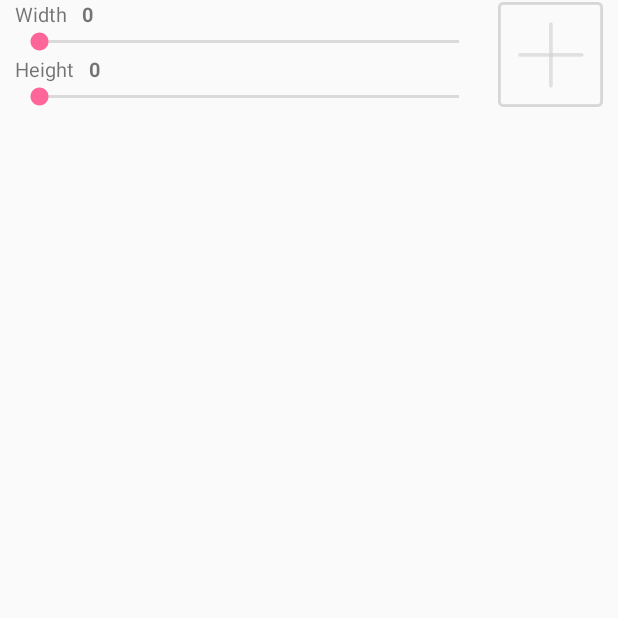
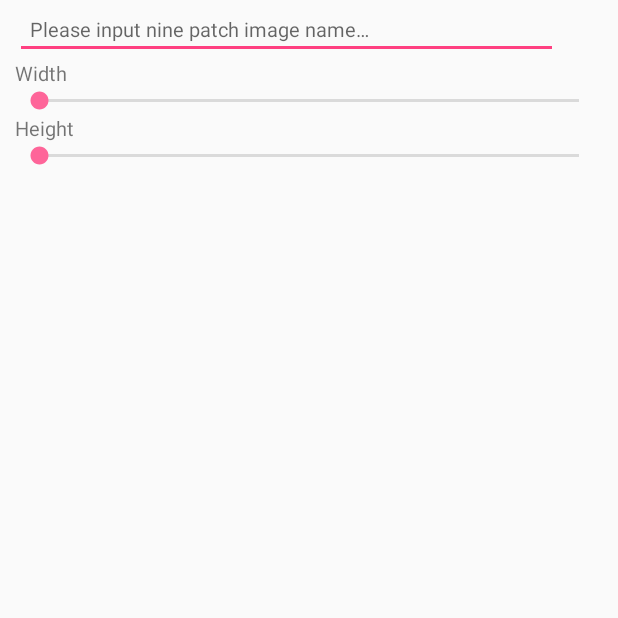
Before and after one commit to camlot/NinePatchPreview, an Android app: the screen it shows after launch (MainActivity), on a phone screen of 412 x 824 dp, the top half of it. Run offline under Robolectric (Android 15) with nearby library versions, the phone set to English and light mode, and no system bars.

Commit message:
NinePatchPreview: Change ui and add aapt script.
Signed-off-by: Liu Yitian <liuyitian@le.com>

```diff
--- a/app/src/main/java/com/rita/ninepatchpreview/MainActivity.java
+++ b/app/src/main/java/com/rita/ninepatchpreview/MainActivity.java
@@ -4,11 +4,14 @@ import android.content.Context;
 import android.graphics.drawable.NinePatchDrawable;
 import android.os.Bundle;
 import android.support.v7.app.AppCompatActivity;
+import android.text.Editable;
+import android.text.TextWatcher;
 import android.util.DisplayMetrics;
 import android.util.Log;
 import android.view.MotionEvent;
 import android.view.View;
 import android.view.ViewGroup;
+import android.widget.EditText;
 import android.widget.ImageView;
 import android.widget.SeekBar;
 import android.widget.TextView;
@@ -22,13 +25,15 @@ public class MainActivity extends AppCompatActivity {
     private int mScreenHeight;
     private int mScreenWidth;
 
+    private String mImagePath;
 
-    private ImageView mChooseIv;
     private ImageView mNinePatchIv;
     private TextView mWidthTv;
     private TextView mHeightTv;
     private MySeekBar mWidthSeekBar;
     private MySeekBar mHeightSeekBar;
+    private EditText mImageNameEt;
+    private ImageView mAddImageIv;
 
     private NinePatch mNinePatch;
     private NinePatchDrawable mNinePatchDrawable = null;
@@ -51,15 +56,33 @@ public class MainActivity extends AppCompatActivity {
         mScreenHeight = dm.heightPixels;
         Log.d(TAG, "mScreenWidth=" + mScreenWidth + " mScreenHeight=" + mScreenHeight);
 
-        mChooseIv = findViewById(R.id.main_iv_choose_image);
         mNinePatchIv = findViewById(R.id.main_iv_nine_patch_image);
 
+        mImageNameEt = findViewById(R.id.main_et_image_name);
+        mAddImageIv = findViewById(R.id.main_iv_add_image);
         mWidthTv = findViewById(R.id.main_tv_image_width_value);
         mHeightTv = findViewById(R.id.main_tv_image_height_value);
         mWidthSeekBar = findViewById(R.id.main_seekbar_set_width);
         mHeightSeekBar = findViewById(R.id.main_seekbar_set_height);
 
-        View.OnTouchListener seekBarOnTouchListener = new View.OnTouchListener() {
+        mWidthSeekBar.setOnTouchListener(new View.OnTouchListener() {
+            @Override
+            public boolean onTouch(View v, MotionEvent event) {
+//                Log.d(TAG, "onTouch event:" + event);
+                if (mNinePatchDrawable == null) {
+                    if (event.getAction() == MotionEvent.ACTION_DOWN) {
+                        Toast.makeText(mContext, R.string.choose_image_hint, Toast.LENGTH_SHORT).show();
+                    }
+                    return true;
+                } else if (mNinePatch.getWidth() >= mScreenWidth) {
+                    Toast.makeText(mContext, R.string.image_full_screen_hint, Toast.LENGTH_SHORT).show();
+                }
+                return false;
+            }
+
+        });
+
+        mHeightSeekBar.setOnTouchListener(new View.OnTouchListener() {
             @Override
             public boolean onTouch(View v, MotionEvent event) {
 //                Log.d(TAG, "onTouch event:" + event);
@@ -72,10 +95,7 @@ public class MainActivity extends AppCompatActivity {
                 return false;
             }
 
-        };
-
-        mWidthSeekBar.setOnTouchListener(seekBarOnTouchListener);
-        mHeightSeekBar.setOnTouchListener(seekBarOnTouchListener);
+        });
 
         mWidthSeekBar.setOnSeekBarChangeListener(new SeekBar.OnSeekBarChangeListener() {
             @Override
@@ -123,8 +143,40 @@ public class MainActivity extends AppCompatActivity {
             }
         });
 
-        String imagePath = FileUtil.externalStorageDir + "/Download/aaa.png";
-        loadImage(imagePath);
+        mImageNameEt.addTextChangedListener(new TextWatcher() {
+            @Override
+            public void beforeTextChanged(CharSequence s, int start, int count, int after) {
+                Log.d(TAG, "beforeTextChanged:" + s);
+            }
+
+            @Override
+            public void onTextChanged(CharSequence s, int start, int before, int count) {
+                Log.d(TAG, "onTextChanged:" + s);
+
+            }
+
+            @Override
+            public void afterTextChanged(Editable s) {
+                mImagePath = FileUtil.getNinePatchRootPath() + s + ".png";
+                Log.d(TAG, "afterTextChanged - " + mImagePath);
+                boolean isExist = FileUtil.isFileExists(mImagePath);
+                Log.d(TAG, "afterTextChanged - isExist:" + isExist);
+                if (isExist) {
+                    mAddImageIv.setVisibility(View.VISIBLE);
+                } else {
+                    mAddImageIv.setVisibility(View.INVISIBLE);
+                }
+            }
+        });
+
+        mAddImageIv.setOnClickListener(new View.OnClickListener() {
+            @Override
+            public void onClick(View v) {
+                loadImage(mImagePath);
+                mImageNameEt.setText(null);
+            }
+        });
+
     }
 
     private void loadImage(String imagePath) {
--- a/app/src/main/res/layout/activity_main.xml
+++ b/app/src/main/res/layout/activity_main.xml
@@ -15,13 +15,33 @@
     <LinearLayout
         android:layout_width="match_parent"
         android:layout_height="wrap_content"
+        android:orientation="vertical">
+
+        <LinearLayout
+            android:layout_width="match_parent"
+            android:layout_height="wrap_content"
+            android:layout_marginStart="@dimen/main_seekbar_padding_left_right"
             android:orientation="horizontal">
 
-        <LinearLayout
+            <EditText
+                android:id="@+id/main_et_image_name"
                 android:layout_width="0dp"
                 android:layout_weight="1"
                 android:layout_height="wrap_content"
-            android:orientation="vertical">
+                android:paddingStart="10dp"
+                android:hint="@string/input_file_name_hint"
+                android:textSize="@dimen/main_tv_image_width_height_text_size" />
+
+            <ImageView
+                android:id="@+id/main_iv_add_image"
+                android:layout_width="30dp"
+                android:layout_height="30dp"
+                android:layout_gravity="center_vertical"
+                android:layout_marginEnd="@dimen/main_seekbar_padding_left_right"
+                android:src="@mipmap/add_image"
+                android:visibility="invisible"/>
+        </LinearLayout>
+
 
         <LinearLayout
             android:layout_width="match_parent"
@@ -84,13 +104,4 @@
 
     </LinearLayout>
 
-        <ImageView
-            android:id="@+id/main_iv_choose_image"
-            android:layout_width="70dp"
-            android:layout_height="70dp"
-            android:layout_gravity="center"
-            android:layout_marginEnd="@dimen/main_tv_image_width_height_margin_right"
-            android:src="@mipmap/choose_image" />
-    </LinearLayout>
-
 </RelativeLayout>
--- a/app/src/main/res/values/strings.xml
+++ b/app/src/main/res/values/strings.xml
@@ -3,5 +3,8 @@
 
     <string name="width">Width</string>
     <string name="height">Height</string>
+    <string name="input_file_name_hint">Please input nine patch image name…</string>
     <string name="choose_image_hint">Please choose a image first.</string>
+    <string name="image_full_screen_hint">Already full screen!</string>
+    <string name="image_too_large_warning">Image is too large!</string>
 </resources>
```
Also changed, not shown: app/src/main/java/com/rita/ninepatchpreview/Config.java (added, +12 -0 lines), app/src/main/java/com/rita/ninepatchpreview/FileUtil.java (+10 -0 lines), app/src/main/java/com/rita/ninepatchpreview/MyApplication.java (added, +22 -0 lines), app/src/main/java/com/rita/ninepatchpreview/NinePatchUtil.java (+6 -1 lines), app/src/main/java/com/rita/ninepatchpreview/ToastUtil.java (added, +19 -0 lines), app/src/main/res/mipmap-hdpi/add_image.png (added), app/src/main/res/mipmap-hdpi/tick.png (added), 3 other files. Lines whose indentation alone changed are shown as unchanged.
